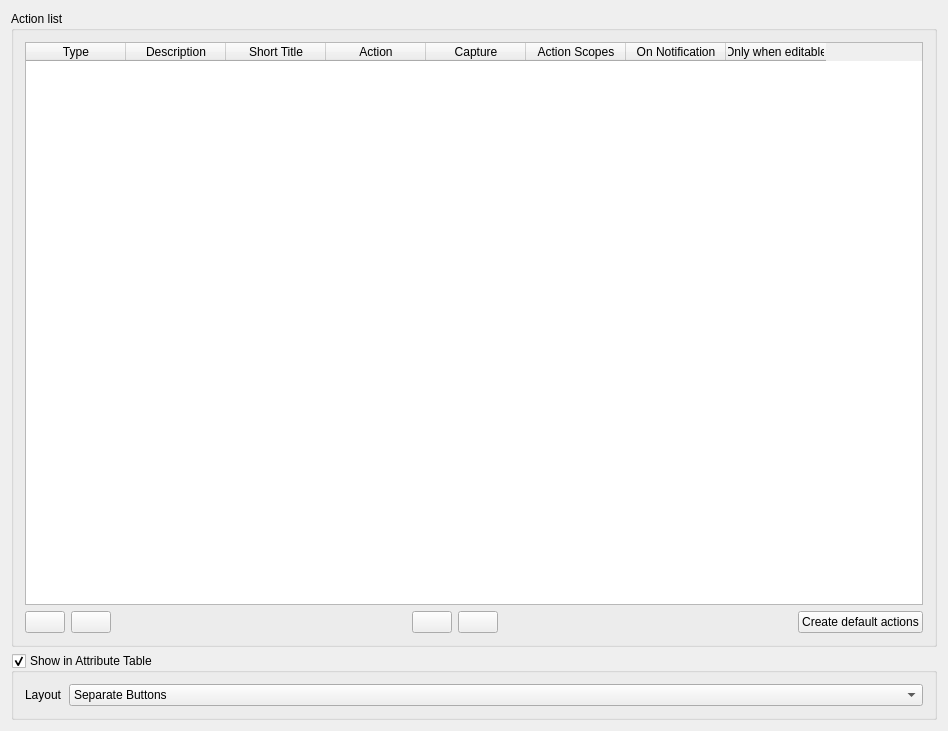
Old version of the form src/ui/qgsattributeactiondialogbase.ui in the repository qgis/QGIS.
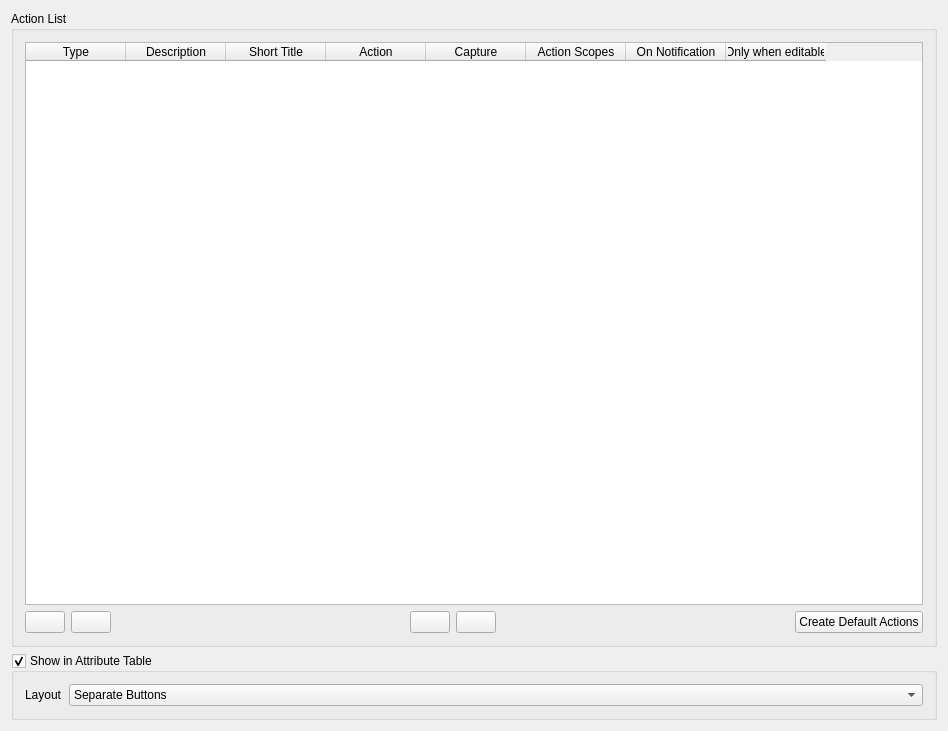
New version of the form. Icons and pictures are not drawn. Custom widgets are drawn as their Qt base class.

Patch:
```diff
--- a/src/ui/qgsattributeactiondialogbase.ui
+++ b/src/ui/qgsattributeactiondialogbase.ui
@@ -42,7 +42,7 @@
       </sizepolicy>
      </property>
      <property name="title">
-      <string>Action list</string>
+      <string>Action List</string>
      </property>
      <property name="syncGroup" stdset="0">
       <string notr="true">actiongroup</string>
@@ -104,7 +104,7 @@
       <item row="1" column="6">
        <widget class="QPushButton" name="mAddDefaultActionsButton">
         <property name="text">
-         <string>Create default actions</string>
+         <string>Create Default Actions</string>
         </property>
        </widget>
       </item>
```
